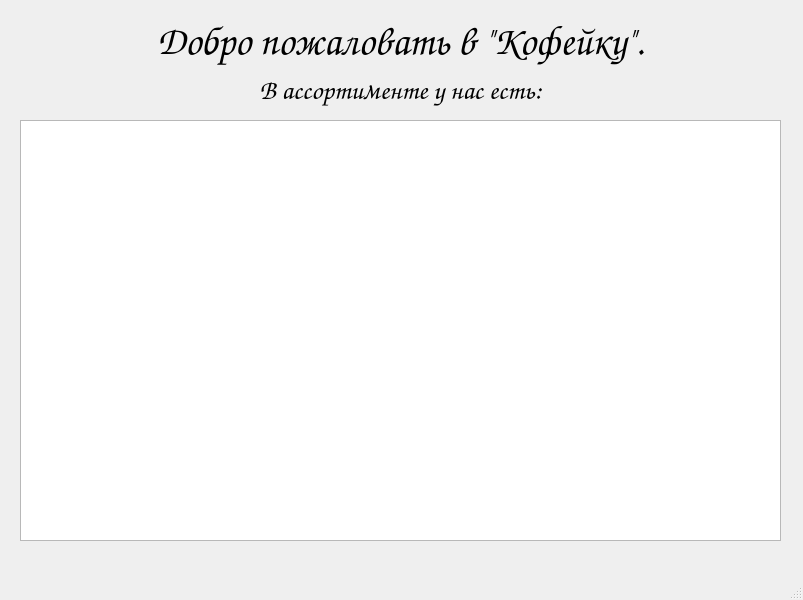
Above: main.ui from BannieKatarina/Coffeiku before the change. Below: the same form after it.
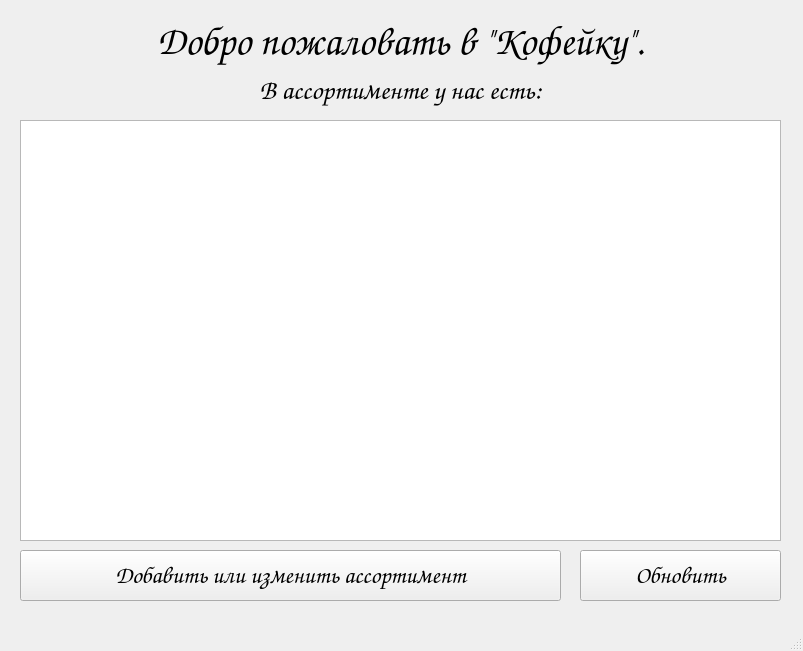
That is the form after the change.

What changed in the file:
```diff
--- a/main.ui
+++ b/main.ui
@@ -7,7 +7,7 @@
     <x>0</x>
     <y>0</y>
     <width>803</width>
-    <height>600</height>
+    <height>651</height>
    </rect>
   </property>
   <property name="windowTitle">
@@ -74,6 +74,44 @@
      <enum>QAbstractItemView::ScrollPerPixel</enum>
     </property>
    </widget>
+   <widget class="QPushButton" name="add_change">
+    <property name="geometry">
+     <rect>
+      <x>20</x>
+      <y>550</y>
+      <width>541</width>
+      <height>51</height>
+     </rect>
+    </property>
+    <property name="font">
+     <font>
+      <family>Comic Sans MS</family>
+      <pointsize>18</pointsize>
+     </font>
+    </property>
+    <property name="text">
+     <string>Добавить или изменить ассортимент</string>
+    </property>
+   </widget>
+   <widget class="QPushButton" name="reset">
+    <property name="geometry">
+     <rect>
+      <x>580</x>
+      <y>550</y>
+      <width>201</width>
+      <height>51</height>
+     </rect>
+    </property>
+    <property name="font">
+     <font>
+      <family>Comic Sans MS</family>
+      <pointsize>18</pointsize>
+     </font>
+    </property>
+    <property name="text">
+     <string>Обновить</string>
+    </property>
+   </widget>
   </widget>
   <widget class="QMenuBar" name="menubar">
    <property name="geometry">
```
